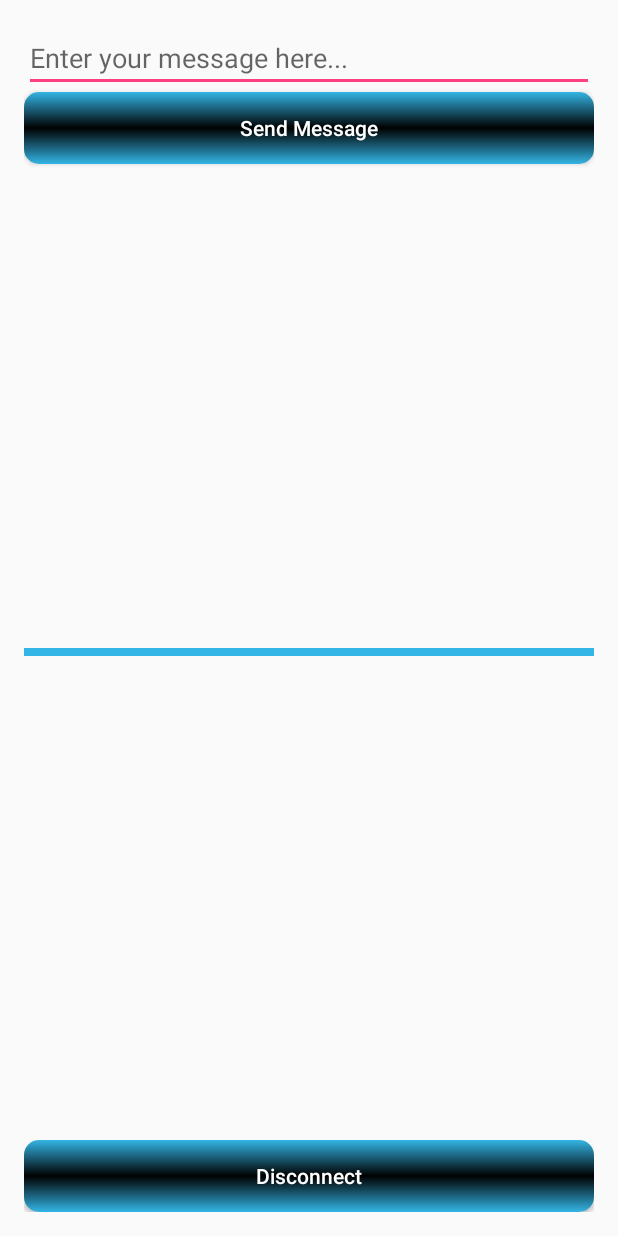
After one commit to Daemio/BluetoothAppExample, an Android app: the layout chat_activity.xml on its own in the app's theme, with its tools: preview values and no code run, on a phone screen of 412 x 824 dp. The commit adds this screen. Run offline under Robolectric (Android 15) with nearby library versions, the phone set to English and light mode, and no system bars.

Commit message:
Refactored completely Added chat activity layout xml

```diff
--- a/app/src/main/res/layout/activity_main.xml
+++ b/app/src/main/res/layout/activity_main.xml
@@ -43,6 +43,7 @@
         android:id="@+id/loadingPanel"
         android:layout_width="match_parent"
         android:layout_height="match_parent"
+        android:layout_above="@+id/btnTurn"
         android:gravity="center" >
 
         <ProgressBar
--- /dev/null
+++ b/app/src/main/res/layout/chat_activity.xml
@@ -0,0 +1,53 @@
+<?xml version="1.0" encoding="utf-8"?>
+<LinearLayout xmlns:android="http://schemas.android.com/apk/res/android"
+    android:orientation="vertical" android:layout_width="match_parent"
+    android:layout_height="match_parent"
+    android:layout_margin="16dp">
+    <EditText
+        android:id="@+id/etMessage"
+        android:hint="Enter your message here..."
+        android:layout_width="match_parent"
+        android:layout_height="wrap_content" />
+    <Button
+        android:id="@+id/btnSendMessage"
+        android:text="Send Message"
+        android:layout_width="match_parent"
+        android:layout_height="wrap_content"
+        style="@style/MyMenuButton"/>
+    <LinearLayout
+        android:orientation="vertical"
+        android:layout_width="match_parent"
+        android:layout_height="0dp"
+        android:layout_weight="1">
+    <TextView
+        android:layout_marginTop="10dp"
+        android:layout_marginBottom="10dp"
+        android:id="@+id/tvMyMessages"
+        android:layout_width="match_parent"
+        android:layout_height="0dp"
+        android:layout_weight="1"/>
+
+        <View
+            android:layout_width="match_parent"
+            android:layout_height="5dp"
+            android:background="@android:color/holo_blue_light"
+            ></View>
+
+    <TextView
+        android:layout_marginTop="10dp"
+        android:layout_marginBottom="10dp"
+        android:id="@+id/tvPartnerMessages"
+        android:layout_width="match_parent"
+        android:layout_height="0dp"
+        android:layout_weight="1"/>
+    </LinearLayout>
+
+    <Button
+        android:id="@+id/btnDisconnect"
+        android:layout_width="match_parent"
+        android:layout_height="wrap_content"
+        android:text="Disconnect"
+        style="@style/MyMenuButton"/>
+
+
+</LinearLayout>
```
Also changed, not shown: app/src/main/java/com/example/damian/bluetoothapp/Utils.java (added, +8 -0 lines), app/src/main/java/com/example/damian/bluetoothapp/data/BluetoothManager.java (+88 -0 lines), app/src/main/java/com/example/damian/bluetoothapp/view/MainActivity.java (+35 -66 lines).
